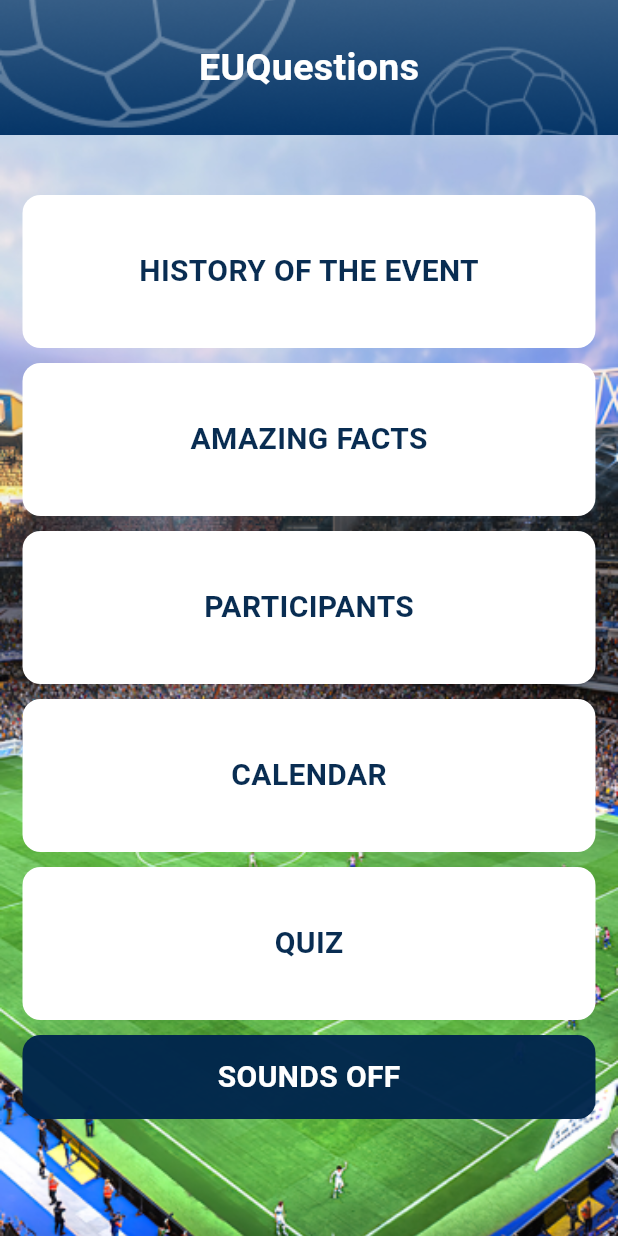
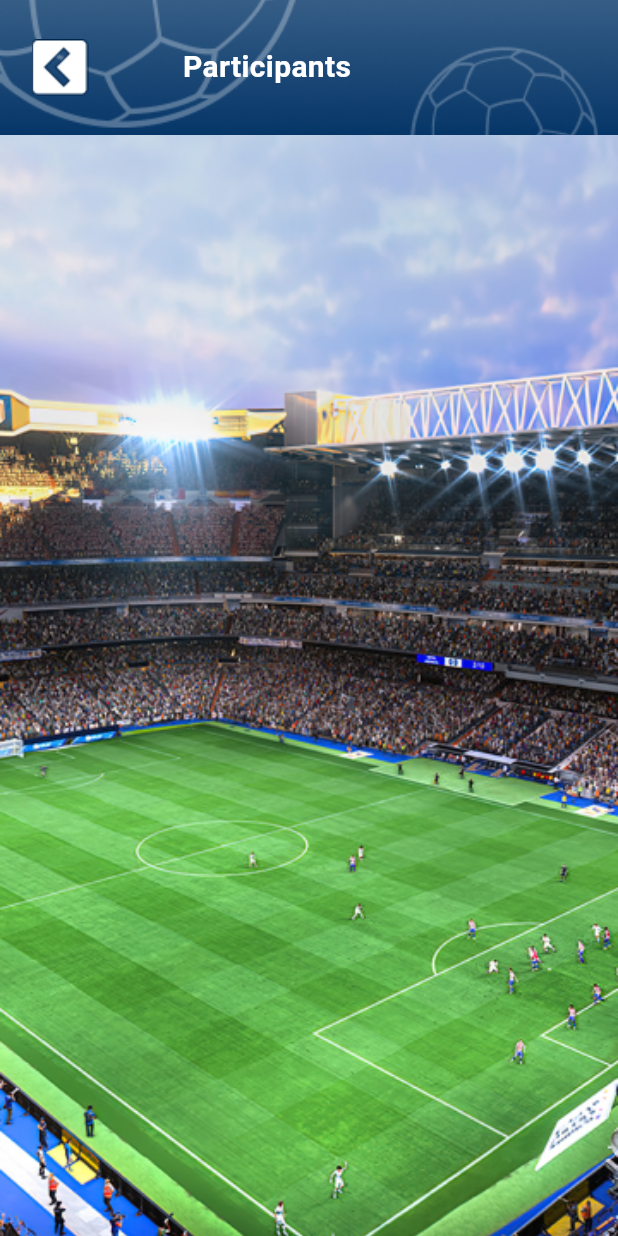
Before and after one commit to Mekdim12/Sport-Events-Game-Mobile-App, a Flutter app: the screen it shows after launch, after a tap on "PARTICIPANTS", on a phone screen of 412 x 824 dp. Run offline on Flutter 3.47's test engine with Material 3 defaults, Android fonts, the phone set to English and light mode, and no system bars.

Commit message:
creating new screen and having starting boilerplate for participants page

```diff
--- a/lib/screens/home_screen.dart
+++ b/lib/screens/home_screen.dart
@@ -2,6 +2,8 @@ import 'package:flutter/material.dart';
 import '../components/nav_bar_header_label_only.dart';
 import '../screens/history_screen.dart';
 import '../screens/amazing_facts.dart';
+import '../screens/participants_screen.dart';
+
 class HomePageWidget extends StatefulWidget {
   const HomePageWidget({super.key});
 
@@ -92,10 +94,11 @@ class _HomePageWidgetState extends State<HomePageWidget> {
                   ),
                   GestureDetector(
                     onTap: () {
-                      isSoundOn = !isSoundOn;
-                      setState(() {
-                        isSoundOn;
-                      });
+                       Navigator.push(
+                        context,
+                        MaterialPageRoute(builder: (context) => const ParticipantsWidget()),
+                      );
+
                     },
                     child: Container(
                       decoration: const BoxDecoration(
--- /dev/null
+++ b/lib/screens/participants_screen.dart
@@ -0,0 +1,38 @@
+import 'package:flutter/material.dart';
+import '../components/nav_bar_header_with_button.dart';
+import '../screens/home_screen.dart';
+
+class ParticipantsWidget extends StatefulWidget {
+  const ParticipantsWidget({super.key});
+
+  @override
+  State<ParticipantsWidget> createState() => _ParticipantsWidgetState();
+}
+
+class _ParticipantsWidgetState extends State<ParticipantsWidget> {
+  @override
+  Widget build(BuildContext context) {
+    final double screenWidth = MediaQuery.of(context).size.width;
+    final double screenHeight = MediaQuery.of(context).size.height;
+    return Scaffold(
+      body: Stack(
+        children: [
+          Container(
+            width: screenWidth,
+            height: screenHeight,
+            decoration: const BoxDecoration(
+              image: DecorationImage(
+                image: AssetImage('assets/images/football_field.png'),
+                fit: BoxFit.cover,
+              ),
+            ),
+          ),
+          const HeaderWidgetWithButton(HomePageWidget(), 'Participants'),
+          Padding(
+            padding: const EdgeInsets.only(top: 200),
+          ),
+        ],
+      ),
+    );
+  }
+}
```
